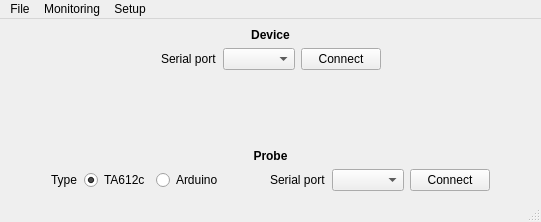
Before: the Qt Designer form src/util/MainWindow.ui in lcnsqr/neblinux, drawn with Qt 5.
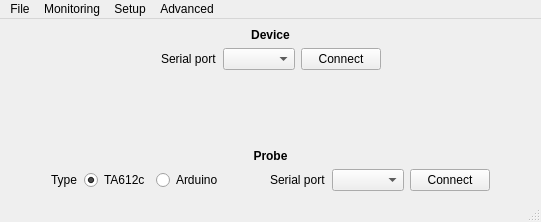
After: the same form once the commit is applied. Icons and pictures are not drawn.

Commit message: Advanced manual controls

```diff
--- a/src/util/MainWindow.ui
+++ b/src/util/MainWindow.ui
@@ -276,9 +276,16 @@
     <addaction name="Save_settings_to_EEPROM"/>
     <addaction name="actionExit"/>
    </widget>
+   <widget class="QMenu" name="menuAdvanced">
+    <property name="title">
+     <string>Advanced</string>
+    </property>
+    <addaction name="actionManual_control"/>
+   </widget>
    <addaction name="menuFile"/>
    <addaction name="menuMonitoring"/>
    <addaction name="menuSetup"/>
+   <addaction name="menuAdvanced"/>
   </widget>
   <action name="Output_and_target_temperatures">
    <property name="checkable">
```
Left out of the diff: 8 changed lines with no effect on the pictures. The commit also changes 6 other files.
